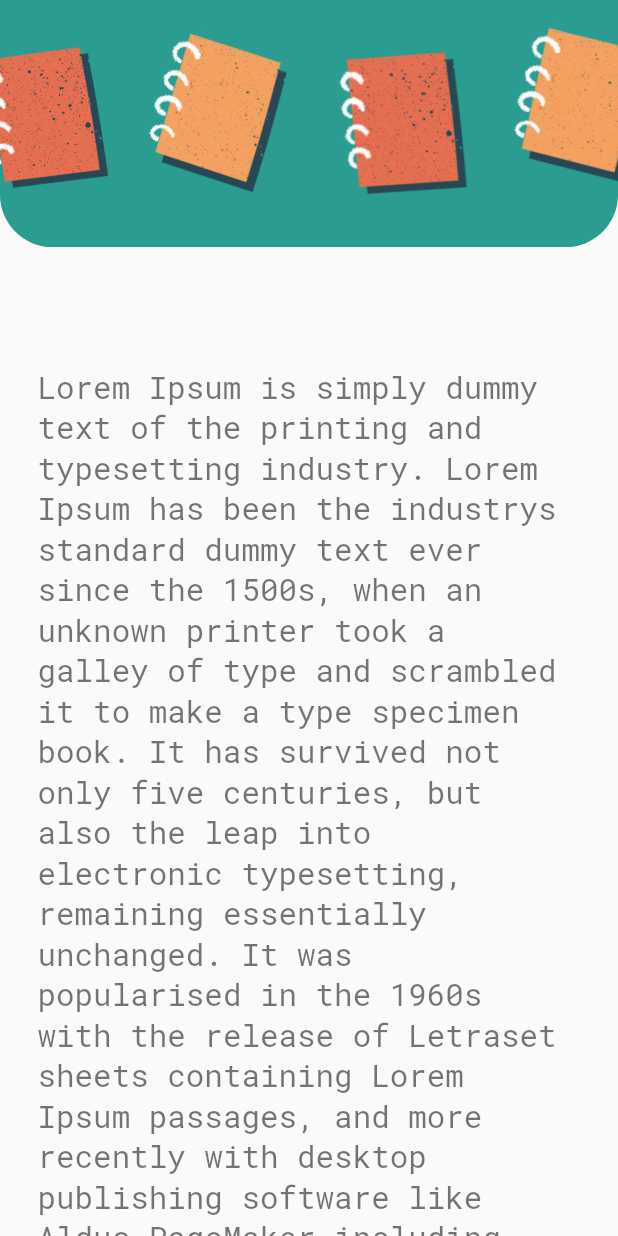
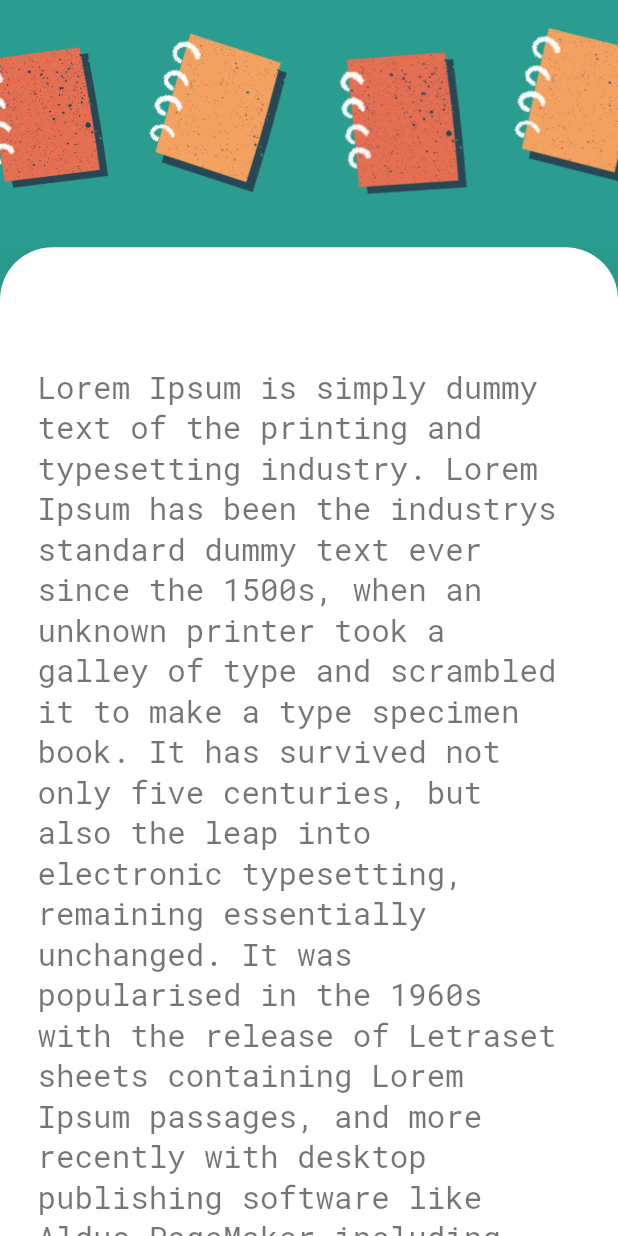
Before and after one commit to dscnsec/noted-App, a Flutter app: the NotePage screen opened directly with empty values, on a phone screen of 412 x 824 dp. Run offline on Flutter 3.47's test engine with Material 2 defaults, Android fonts, the phone set to English and light mode, and no system bars; our stand-ins replace font_awesome_flutter, page_transition, slider_button, timeline_tile.

Commit message:
NotePage fixed

```diff
--- a/lib/notePage.dart
+++ b/lib/notePage.dart
@@ -15,6 +15,7 @@ class _NotePageState extends State<NotePage> {
   Widget build(BuildContext context) {
     String imagePath = widget.imgPath;
     return Scaffold(
+      backgroundColor: Color(0xFF29998C),
       body: ListView(
         children: <Widget>[
           //alternate UI decision
@@ -22,14 +23,19 @@ class _NotePageState extends State<NotePage> {
             height: MediaQuery.of(context).size.height * 0.2,
             width: MediaQuery.of(context).size.width,
             decoration: BoxDecoration(
-                borderRadius: BorderRadius.only(
-                    bottomLeft: Radius.circular(35.0),
-                    bottomRight: Radius.circular(35.0)),
                 image: DecorationImage(
                     image: AssetImage("images/Covernotes.png"),
                     fit: BoxFit.cover)),
           ),
-          Align(
+          Container(
+            decoration: BoxDecoration(
+              color: Colors.white,
+              borderRadius: BorderRadius.only(
+                topLeft: Radius.circular(35.0),
+                topRight: Radius.circular(35.0),
+              ),
+            ),
+            child: Align(
               alignment: Alignment.centerLeft,
               child: Padding(
                 padding: EdgeInsets.only(left: 25.0, top: 5.0),
@@ -58,7 +64,8 @@ class _NotePageState extends State<NotePage> {
                           textAlign: TextAlign.left,
                           style: TextStyle(
                               fontFamily: 'RobotoMono',
-                            fontSize: MediaQuery.of(context).size.width * 0.05,
+                              fontSize:
+                                  MediaQuery.of(context).size.width * 0.05,
                               color: Colors.black54),
                         ),
                       ),
@@ -85,6 +92,7 @@ class _NotePageState extends State<NotePage> {
                 ),
               ),
             ),
+          ),
         ],
       ),
     );
```
Lines whose indentation alone changed are shown as unchanged.
